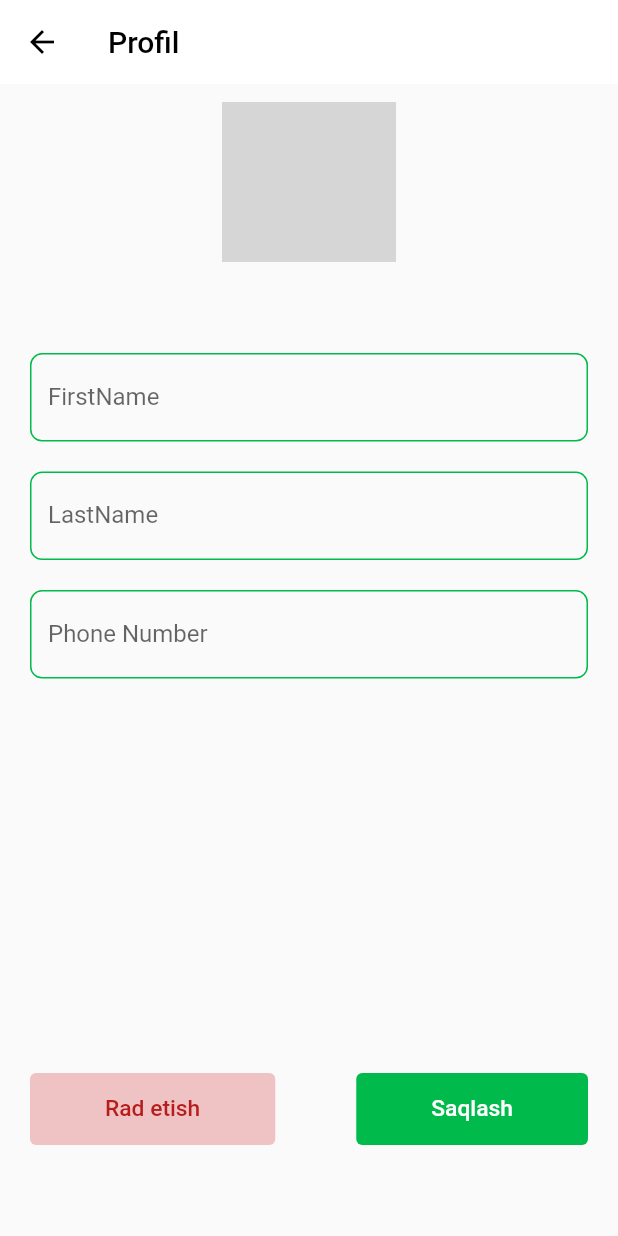
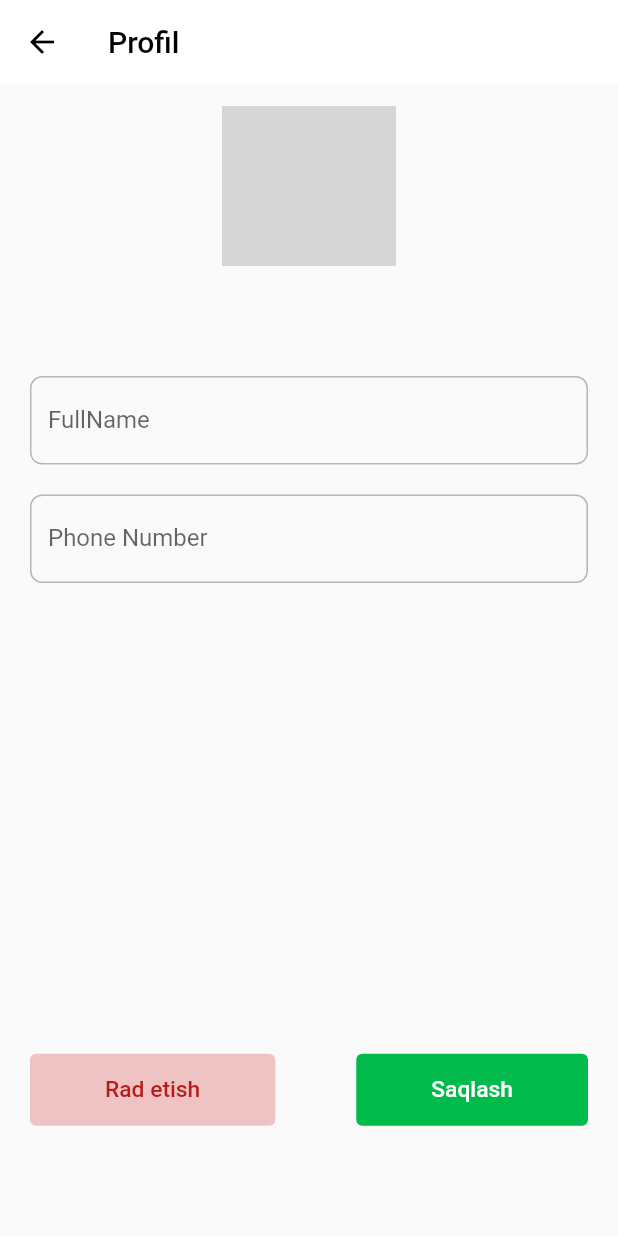
Before and after one commit to Jura0806/inadvance, a Flutter app: the UserSettingScreen screen opened by its route, after a tap on "Profile", on a phone screen of 412 x 824 dp. Run offline on Flutter 3.47's test engine with Material 2 defaults, Android fonts, the phone set to English and light mode, and no system bars; our stand-ins replace cached_network_image, flutter_screenutil, flutter_svg, hive, hive_flutter, image_picker; missing offline and left inert: yandex_mapkit; accounts and stored records are empty; network calls fail; statements that could not run were skipped; grey boxes are pictures that could not be loaded.

```diff
--- a/lib/models/sign_in_model.dart
+++ b/lib/models/sign_in_model.dart
@@ -2,7 +2,7 @@ class SignIn {
   late String login;
   late String password;
   String? token;
-  String? id;
+  int? id;
 
   SignIn({required this.login, required this.password, this.token, this.id});
 
--- /dev/null
+++ b/lib/models/user_profile_model.dart
@@ -0,0 +1,52 @@
+// To parse this JSON data, do
+//
+//     final userProfile = userProfileFromJson(jsonString);
+
+
+class UserProfile {
+  UserProfile({
+    this.id,
+    this.roleId,
+    required this.fullName,
+    required this.phone,
+    this.login,
+    this.imagePath,
+    this.createdAt,
+    this.updatedAt,
+    this.deletedAt,
+  });
+
+  int? id;
+  String? roleId;
+  String fullName;
+  String phone;
+  String? login;
+  String? imagePath;
+  DateTime? createdAt;
+  DateTime? updatedAt;
+  dynamic deletedAt;
+
+  factory UserProfile.fromJson(Map<String, dynamic> json) => UserProfile(
+    id: json["id"],
+    roleId: json["role_id"],
+    fullName: json["full_name"],
+    phone: json["phone"],
+    login: json["login"],
+    imagePath: json["image_path"],
+    createdAt: DateTime.parse(json["created_at"]),
+    updatedAt: DateTime.parse(json["updated_at"]),
+    deletedAt: json["deleted_at"],
+  );
+
+  Map<String, dynamic> toJson() => {
+    "id": id,
+    "role_id": roleId,
+    "full_name": fullName,
+    "phone": phone,
+    "login": login,
+    "image_path": imagePath,
+    "created_at": createdAt!.toIso8601String(),
+    "updated_at": updatedAt!.toIso8601String(),
+    "deleted_at": deletedAt,
+  };
+}
--- a/lib/pages/restaurant_owner_screens/restaurant_profile_page.dart
+++ b/lib/pages/restaurant_owner_screens/restaurant_profile_page.dart
@@ -214,7 +214,7 @@ class _RestProfilePageState extends State<RestProfilePage> {
           ),
         ],
       ),
-      body: Hive.box("Restaurant_id").isEmpty
+      body: Hive.box("Restaurant_id").isEmpty || HiveSignIn().loadOwner().id == null
           ? profileBody()
           : isLoadingGet
               ? Center(
--- a/lib/pages/simple_user_screens/user_home_screen.dart
+++ b/lib/pages/simple_user_screens/user_home_screen.dart
@@ -55,13 +55,13 @@ class _UserHomeScreenState extends State<UserHomeScreen> {
   ];
 
   List<Color> colors = [
+    MainColors.categoryPink,
     MainColors.categoryBlue,
     MainColors.categoryGreen,
-    MainColors.categoryLightGreen,
     MainColors.categoryPurple,
     MainColors.categoryLime,
-    MainColors.categoryPink,
     MainColors.dimRedColor,
+    MainColors.categoryLightGreen,
   ];
 
   Color colorRandom() {
--- a/lib/pages/simple_user_screens/user_profile_page.dart
+++ b/lib/pages/simple_user_screens/user_profile_page.dart
@@ -1,7 +1,18 @@
+import 'dart:convert';
+
+import 'package:cached_network_image/cached_network_image.dart';
 import 'package:flutter/cupertino.dart';
 import 'package:flutter/material.dart';
+import 'package:flutter/services.dart';
+import 'package:image_picker/image_picker.dart';
+import 'package:inadvance/models/sign_in_model.dart';
+import 'package:inadvance/models/user_profile_model.dart';
+import 'package:inadvance/services/hive_db_user_service.dart';
+import 'package:inadvance/services/network_client_http.dart';
+import 'package:inadvance/services/network_owner_http.dart';
 import 'package:inadvance/utils/colors.dart';
 import 'package:flutter_screenutil/flutter_screenutil.dart';
+import 'dart:io';
 
 class UserProfilePage extends StatefulWidget {
   const UserProfilePage({Key? key}) : super(key: key);
@@ -11,13 +22,80 @@ class UserProfilePage extends StatefulWidget {
 }
 
 class _UserProfilePageState extends State<UserProfilePage> {
+  var fullNameController = TextEditingController();
+  var phoneController = TextEditingController();
+
+  File? imageUser;
+  bool isLoading = true;
+  int checkImg = 0;
+
+  void _updateProfile() async {
+    var userProfile = UserProfile(
+        fullName: fullNameController.text,
+        phone: phoneController.text,
+        imagePath: imageUser!.path);
+
+    var response = await NetworkClient.updateUserProfile(
+        NetworkClient.Api_User_Profile,
+        NetworkClient.paramsUpdateUser(userProfile));
+
+    if (response != null) {
+      setState(() {
+        isLoading = false;
+      });
+      Navigator.of(context).pop();
+    }
+
+    print("Profile => $response");
+  }
+
+  Map<String, dynamic> data = {};
+
+  void getProfile() async {
+    var ownerSignIn = SignIn(
+        login: HiveClientSignIn().loadClient().login,
+        password: HiveClientSignIn().loadClient().password);
+    var response = await OwnerNetwork.ownerRegister(
+        OwnerNetwork.Api_LogIn, OwnerNetwork.paramsSignIn(ownerSignIn));
+
+    if (response != null) {
+      setState(() {
+        data = jsonDecode(response)["user"];
+      });
+    }
+    print(response);
+  }
+
+  Future getImage() async {
+    try {
+      final image = await ImagePicker().pickImage(source: ImageSource.gallery);
+      if (image == null) return;
+      setState(() {
+        // checkRestImg = 1;
+        final imageTemporary = File(image.path);
+        this.imageUser = imageTemporary;
+      });
+    } on PlatformException catch (e) {
+      print("Failed to pick image: $e");
+    }
+  }
+
+  @override
+  void initState() {
+    // TODO: implement initState
+    super.initState();
+    getProfile();
+  }
+
   @override
   Widget build(BuildContext context) {
     return Scaffold(
       appBar: AppBar(
         title: Text("Profil"),
       ),
-      body: Column(
+      body: Stack(
+        children: [
+          Column(
             children: [
               const Spacer(
                 flex: 1,
@@ -25,22 +103,29 @@ class _UserProfilePageState extends State<UserProfilePage> {
               Center(
                 child: Stack(
                   children: [
-                Container(
+                    InkWell(
+                      onTap: () => getProfile(),
+                      child: Container(
                         height: 105.h,
                         width: 105.w,
                         decoration: BoxDecoration(
                           image: DecorationImage(
-                        image: NetworkImage(
-                            "https://i.pinimg.com/originals/9c/bd/87/9cbd87199859155a3012b19c51a508cd.jpg"),
-                        fit: BoxFit.fill),
+                              image: CachedNetworkImageProvider(
+                            "https://in-advance.bingo99.uz${data["image_path"]}",
+                          ),
+                            fit: BoxFit.cover
+                          ),
                           color: Colors.grey,
                           shape: BoxShape.circle,
-                    border:
-                        Border.all(width: 2.5, color: MainColors.greenColor),
+                          border: Border.all(
+                              width: 2.5, color: MainColors.greenColor),
+                        ),
                       ),
                     ),
                     Positioned(
                       left: 70.w,
+                      child: GestureDetector(
+                        onTap: () => getImage(),
                         child: Container(
                           height: 30.h,
                           width: 30.w,
@@ -54,8 +139,9 @@ class _UserProfilePageState extends State<UserProfilePage> {
                           decoration: BoxDecoration(
                               shape: BoxShape.circle,
                               color: MainColors.whiteColor,
-                        border:
-                            Border.all(width: 2, color: MainColors.greenColor)),
+                              border: Border.all(
+                                  width: 2, color: MainColors.greenColor)),
+                        ),
                       ),
                     )
                   ],
@@ -64,9 +150,16 @@ class _UserProfilePageState extends State<UserProfilePage> {
               const Spacer(
                 flex: 5,
               ),
-          userInfos(infos: "FirstName"),
-          userInfos(infos: "LastName"),
-          userInfos(infos: "Phone Number"),
+              userInfo(
+                  info: "FullName",
+                  controller: fullNameController,
+                  initialText: data["full_name"] ?? ""),
+              userInfo(
+                info: "Phone Number",
+                controller: phoneController,
+                prefixText: "+998",
+                initialText: data["phone"] ?? "",
+              ),
               const Spacer(
                 flex: 20,
               ),
@@ -75,57 +168,96 @@ class _UserProfilePageState extends State<UserProfilePage> {
                 child: Row(
                   children: [
                     ElevatedButton(
-                  onPressed: () {},
+                      onPressed: () {
+                        Navigator.of(context).pop();
+                      },
                       style: ButtonStyle(
-                    padding: MaterialStateProperty.all(EdgeInsets.symmetric(horizontal: 50, vertical: 15)),
+                        padding: MaterialStateProperty.all(
+                            EdgeInsets.symmetric(horizontal: 50, vertical: 15)),
                         elevation: MaterialStateProperty.all(0),
-                    backgroundColor: MaterialStateProperty.all(MainColors.dimRedColor),
+                        backgroundColor:
+                            MaterialStateProperty.all(MainColors.dimRedColor),
                       ),
                       child: Center(
-                    child: Text("Rad etish", style: TextStyle(color: Colors.red.shade900,fontSize: 15.sp),),
+                        child: Text(
+                          "Rad etish",
+                          style: TextStyle(
+                              color: Colors.red.shade900, fontSize: 15.sp),
+                        ),
                       ),
                     ),
                     Spacer(),
                     ElevatedButton(
-                  onPressed: () {},
+                      onPressed: () {
+                        _updateProfile();
+                      },
                       style: ButtonStyle(
-                    padding: MaterialStateProperty.all(EdgeInsets.symmetric(horizontal: 50, vertical: 15)),
+                        padding: MaterialStateProperty.all(
+                            EdgeInsets.symmetric(horizontal: 50, vertical: 15)),
                         elevation: MaterialStateProperty.all(0),
-                    backgroundColor: MaterialStateProperty.all(MainColors.greenColor, ),
+                        backgroundColor: MaterialStateProperty.all(
+                          MainColors.greenColor,
+                        ),
                       ),
                       child: Center(
-                    child: Text("Saqlash", style: TextStyle(color: MainColors.whiteColor, fontSize: 15.sp),),
+                        child: Text(
+                          "Saqlash",
+                          style: TextStyle(
+                              color: MainColors.whiteColor, fontSize: 15.sp),
+                        ),
                       ),
                     ),
                   ],
                 ),
               ),
-         const  Spacer(flex: 5,)
+              const Spacer(
+                flex: 5,
+              )
+            ],
+          ),
+          isLoading != true
+              ? Center(
+                  child: CircularProgressIndicator(
+                    color: MainColors.greenColor,
+                  ),
+                )
+              : SizedBox.shrink(),
         ],
       ),
     );
   }
 
-  Widget userInfos({required String infos}) {
+  Widget userInfo(
+      {required String info,
+      required TextEditingController controller,
+      String? prefixText,
+      required String initialText}) {
     return Padding(
       padding: const EdgeInsets.symmetric(horizontal: 20),
       child: Column(
         children: [
           TextFormField(
+              controller: controller..text = initialText,
+              cursorColor: MainColors.greenColor,
+              onChanged: (text) {
+                controller.text = text;
+              },
               decoration: InputDecoration(
-                  labelText: infos,
+                  prefixText: prefixText,
+                  prefixStyle: TextStyle(color: Colors.black, fontSize: 15.sp),
+                  labelText: info,
                   // labelStyle: TextStyle(color: MainColors.greenColor),
                   enabledBorder: OutlineInputBorder(
                     borderRadius: BorderRadius.circular(8),
                     borderSide: BorderSide(
-                        color: MainColors.greenColor,
+                        color: MainColors.greyColor,
                         width: 1,
                         style: BorderStyle.solid),
                   ),
                   focusedBorder: OutlineInputBorder(
                     borderRadius: BorderRadius.circular(8),
                     borderSide: BorderSide(
-                        color: MainColors.textFieldColor,
+                        color: MainColors.greenColor,
                         width: 1,
                         style: BorderStyle.solid),
                   ))),
--- a/lib/services/network_owner_http.dart
+++ b/lib/services/network_owner_http.dart
@@ -10,6 +10,7 @@ import 'package:inadvance/models/restaurant_tables_model.dart';
 import 'package:inadvance/models/sign_in_model.dart';
 import 'package:inadvance/models/sign_up_account_model.dart';
 import 'package:inadvance/models/restaurant_profile_model.dart';
+import 'package:inadvance/services/hive_db_owner_service.dart';
 import 'package:inadvance/services/hive_db_user_service.dart';
 
 class OwnerNetwork {
@@ -89,7 +90,7 @@ class OwnerNetwork {
       String api, Map<String, dynamic> params) async {
     try {
       var uri = Uri.parse(
-          "https://in-advance.bingo99.uz/api/owner/restaurant/${HiveRestId().loadId()}");
+          "https://in-advance.bingo99.uz/api/owner/restaurant/${HiveSignIn().loadOwner().id}");
       var requests = http.MultipartRequest("POST", uri);
       requests.headers.addAll(headersWithToken);
       requests.files.add(await http.MultipartFile.fromPath(
@@ -126,7 +127,7 @@ class OwnerNetwork {
   static Future<String> ownerProfileGet(String api) async {
     try {
       var uri = Uri.parse(
-          "https://in-advance.bingo99.uz/api/owner/restaurant/${HiveRestId().loadId()}");
+          "https://in-advance.bingo99.uz/api/owner/restaurant/${HiveSignIn().loadOwner().id}");
       var response = await get(uri, headers: headersWithToken);
       if (response.statusCode == 200 || response.statusCode == 201) {
         return response.body;
```
Also changed, not shown: lib/pages/register_pages/registers_restaurant_and_user/restaurant_owner_sign_in_page.dart (+11 -6 lines), lib/pages/register_pages/registers_restaurant_and_user/restaurant_owner_sign_up_page.dart (+8 -2 lines), lib/pages/restaurant_owner_screens/owner_setting_screen.dart (+23 -35 lines), lib/pages/simple_user_screens/user_setting_screen.dart (+6 -10 lines), lib/services/network_client_http.dart (+32 -27 lines), pubspec.lock. Lines whose indentation alone changed are shown as unchanged.
